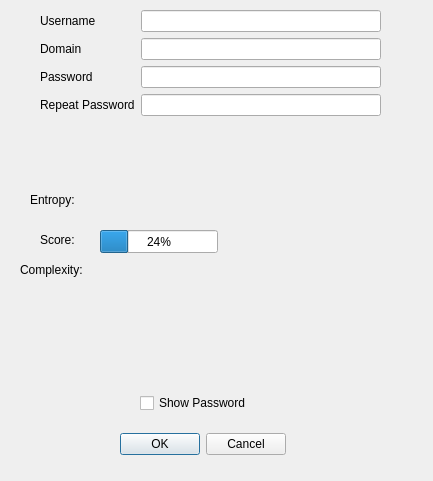
waltergallegog/SEcubeWallet, file scr/addentry.ui: the form before one commit.
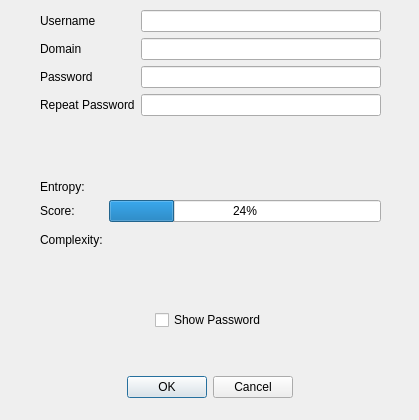
The form after the commit.

Diff of the .ui file:
```diff
--- a/scr/addentry.ui
+++ b/scr/addentry.ui
@@ -6,8 +6,8 @@
    <rect>
     <x>0</x>
     <y>0</y>
-    <width>433</width>
-    <height>481</height>
+    <width>419</width>
+    <height>420</height>
    </rect>
   </property>
   <property name="windowTitle">
@@ -77,70 +77,52 @@
     </item>
    </layout>
   </widget>
-  <widget class="QDialogButtonBox" name="buttonBox">
+  <widget class="QWidget" name="formLayoutWidget">
    <property name="geometry">
     <rect>
-     <x>120</x>
-     <y>430</y>
-     <width>166</width>
-     <height>28</height>
+     <x>40</x>
+     <y>180</y>
+     <width>341</width>
+     <height>121</height>
     </rect>
    </property>
-   <property name="orientation">
-    <enum>Qt::Horizontal</enum>
-   </property>
-   <property name="standardButtons">
-    <set>QDialogButtonBox::Cancel|QDialogButtonBox::Ok</set>
-   </property>
-  </widget>
+   <layout class="QFormLayout" name="formLayout_2">
+    <item row="0" column="0">
+     <widget class="QLabel" name="label_5">
+      <property name="text">
+       <string>Entropy:</string>
+      </property>
+     </widget>
+    </item>
+    <item row="0" column="1">
+     <widget class="QLabel" name="entropy">
+      <property name="text">
+       <string/>
+      </property>
+     </widget>
+    </item>
+    <item row="1" column="0">
+     <widget class="QLabel" name="label_7">
+      <property name="text">
+       <string>Score:</string>
+      </property>
+     </widget>
+    </item>
+    <item row="1" column="1">
   <widget class="QProgressBar" name="score">
-   <property name="geometry">
-    <rect>
-     <x>100</x>
-     <y>230</y>
-     <width>118</width>
-     <height>23</height>
-    </rect>
-   </property>
    <property name="value">
     <number>24</number>
    </property>
   </widget>
-  <widget class="QLabel" name="label_5">
-   <property name="geometry">
-    <rect>
-     <x>30</x>
-     <y>190</y>
-     <width>66</width>
-     <height>20</height>
-    </rect>
-   </property>
-   <property name="text">
-    <string>Entropy:</string>
-   </property>
-  </widget>
+    </item>
+    <item row="2" column="0">
   <widget class="QLabel" name="label_6">
-   <property name="geometry">
-    <rect>
-     <x>20</x>
-     <y>260</y>
-     <width>81</width>
-     <height>20</height>
-    </rect>
-   </property>
    <property name="text">
     <string>Complexity:</string>
    </property>
   </widget>
-  <widget class="QWidget" name="verticalLayoutWidget">
-   <property name="geometry">
-    <rect>
-     <x>100</x>
-     <y>260</y>
-     <width>221</width>
-     <height>80</height>
-    </rect>
-   </property>
+    </item>
+    <item row="2" column="1">
    <layout class="QVBoxLayout" name="verticalLayout_2">
     <item>
      <widget class="QLabel" name="complex">
@@ -157,58 +139,47 @@
      </widget>
     </item>
    </layout>
+    </item>
+   </layout>
   </widget>
+  <widget class="QWidget" name="verticalLayoutWidget_2">
+   <property name="geometry">
+    <rect>
+     <x>40</x>
+     <y>310</y>
+     <width>341</width>
+     <height>88</height>
+    </rect>
+   </property>
+   <layout class="QVBoxLayout" name="verticalLayout_3">
+    <item alignment="Qt::AlignHCenter">
   <widget class="QCheckBox" name="sh_pass">
-   <property name="geometry">
-    <rect>
-     <x>140</x>
-     <y>390</y>
-     <width>158</width>
-     <height>26</height>
-    </rect>
-   </property>
    <property name="text">
     <string>Show Password</string>
    </property>
   </widget>
+    </item>
+    <item>
   <widget class="QLabel" name="match_pass">
-   <property name="geometry">
-    <rect>
-     <x>90</x>
-     <y>350</y>
-     <width>221</width>
-     <height>31</height>
-    </rect>
-   </property>
    <property name="text">
     <string/>
    </property>
-  </widget>
-  <widget class="QLabel" name="label_7">
-   <property name="geometry">
-    <rect>
-     <x>40</x>
-     <y>230</y>
-     <width>51</width>
-     <height>20</height>
-    </rect>
-   </property>
-   <property name="text">
-    <string>Score:</string>
-   </property>
-  </widget>
-  <widget class="QLabel" name="entropy">
-   <property name="geometry">
-    <rect>
-     <x>110</x>
-     <y>190</y>
-     <width>66</width>
-     <height>20</height>
-    </rect>
-   </property>
-   <property name="text">
-    <string/>
-   </property>
+      <property name="alignment">
+       <set>Qt::AlignCenter</set>
+      </property>
+     </widget>
+    </item>
+    <item alignment="Qt::AlignHCenter">
+     <widget class="QDialogButtonBox" name="buttonBox">
+      <property name="orientation">
+       <enum>Qt::Horizontal</enum>
+      </property>
+      <property name="standardButtons">
+       <set>QDialogButtonBox::Cancel|QDialogButtonBox::Ok</set>
+      </property>
+     </widget>
+    </item>
+   </layout>
   </widget>
  </widget>
  <resources/>
```
Lines whose indentation alone changed are shown as unchanged.
